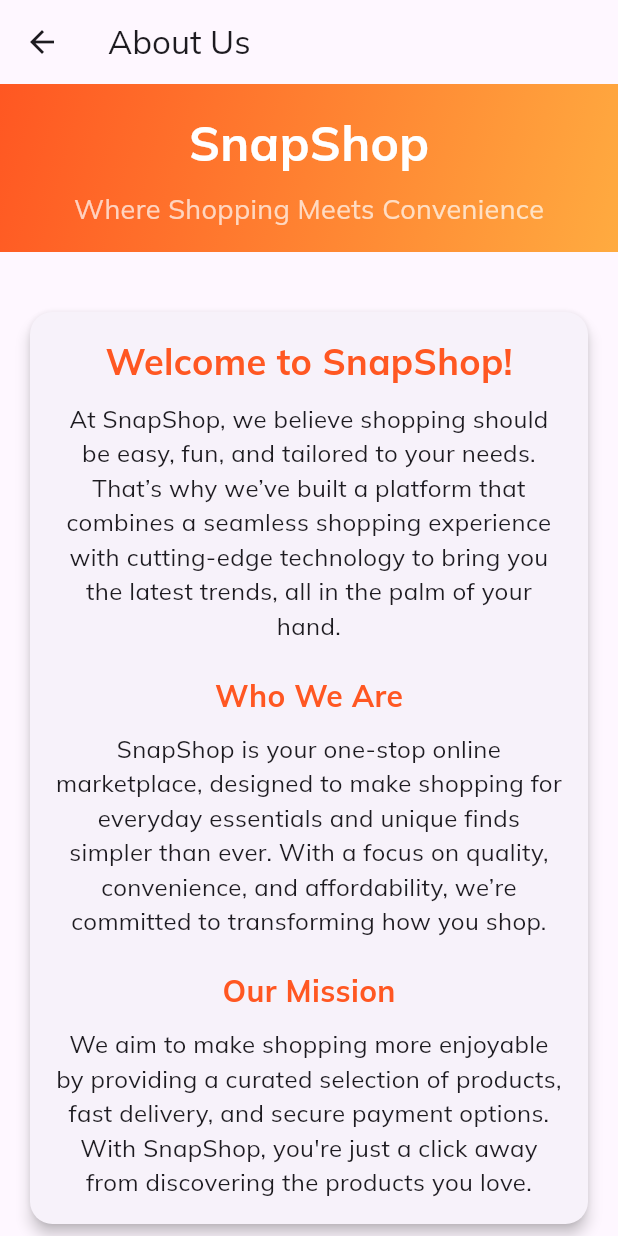
After one commit to ACICT-DEPI/CAI1_AIS5_S8e-E-commerce-App, a Flutter app: the AboutUs screen opened directly, on a phone screen of 412 x 824 dp. The commit adds this screen. Run offline on Flutter 3.47's test engine with Material 3 defaults, Android fonts, the phone set to English and light mode, and no system bars; our stand-ins replace animated_splash_screen, awesome_dialog, firebase_auth, firebase_core, get, google_fonts and 5 more; accounts and stored records are empty.

Commit message:
about us screen

```diff
--- /dev/null
+++ b/lib/screens/Drawer/aboutus.dart
@@ -0,0 +1,172 @@
+import 'package:e_commerce/screens/bottom_nav_bar.dart';
+import 'package:e_commerce/screens/constans.dart';
+import 'package:flutter/material.dart';
+
+class AboutUs extends StatelessWidget {
+  @override
+  Widget build(BuildContext context) {
+    return Scaffold(
+      appBar: AppBar(
+        title: Text('About Us'),
+      ),
+      body: SingleChildScrollView(
+        child: Column(
+          crossAxisAlignment: CrossAxisAlignment.center,
+          children: <Widget>[
+            // Header Section
+            Container(
+              width: double.infinity,
+              padding: EdgeInsets.all(16.0),
+              decoration: BoxDecoration(
+                gradient: LinearGradient(
+                  colors: [Colors.deepOrange, Colors.orangeAccent],
+                  begin: Alignment.topLeft,
+                  end: Alignment.bottomRight,
+                ),
+              ),
+              child: Column(
+                children: [
+                  Text(
+                    'SnapShop',
+                    style: TextStyle(
+                      color: Colors.white,
+                      fontSize: 32,
+                      fontWeight: FontWeight.bold,
+                    ),
+                  ),
+                  SizedBox(height: 8),
+                  Text(
+                    'Where Shopping Meets Convenience',
+                    style: TextStyle(
+                      color: Colors.white70,
+                      fontSize: 18,
+                    ),
+                  ),
+                ],
+              ),
+            ),
+            SizedBox(height: 20),
+
+            // About Us Text Section
+            Padding(
+              padding: const EdgeInsets.all(16.0),
+              child: Card(
+                elevation: 4,
+                shape: RoundedRectangleBorder(
+                  borderRadius: BorderRadius.circular(15),
+                ),
+                child: Padding(
+                  padding: const EdgeInsets.all(16.0),
+                  child: Column(
+                    crossAxisAlignment: CrossAxisAlignment.center,
+                    children: [
+                      Text(
+                        'Welcome to SnapShop!',
+                        style: TextStyle(
+                          fontSize: 24,
+                          fontWeight: FontWeight.bold,
+                          color: Colors.deepOrange,
+                        ),
+                      ),
+                      SizedBox(height: 10),
+                      Text(
+                        'At SnapShop, we believe shopping should be easy, fun, and tailored to your needs. That’s why we’ve built a platform that combines a seamless shopping experience with cutting-edge technology to bring you the latest trends, all in the palm of your hand.',
+                        style: TextStyle(fontSize: 16),
+                        textAlign: TextAlign.center,
+                      ),
+                      SizedBox(height: 20),
+                      Text(
+                        'Who We Are',
+                        style: TextStyle(
+                          fontSize: 20,
+                          fontWeight: FontWeight.bold,
+                          color: Colors.deepOrange,
+                        ),
+                      ),
+                      SizedBox(height: 10),
+                      Text(
+                        'SnapShop is your one-stop online marketplace, designed to make shopping for everyday essentials and unique finds simpler than ever. With a focus on quality, convenience, and affordability, we’re committed to transforming how you shop.',
+                        style: TextStyle(fontSize: 16),
+                        textAlign: TextAlign.center,
+                      ),
+                      SizedBox(height: 20),
+                      Text(
+                        'Our Mission',
+                        style: TextStyle(
+                          fontSize: 20,
+                          fontWeight: FontWeight.bold,
+                          color: Colors.deepOrange,
+                        ),
+                      ),
+                      SizedBox(height: 10),
+                      Text(
+                        'We aim to make shopping more enjoyable by providing a curated selection of products, fast delivery, and secure payment options. With SnapShop, you\'re just a click away from discovering the products you love.',
+                        style: TextStyle(fontSize: 16),
+                        textAlign: TextAlign.center,
+                      ),
+                    ],
+                  ),
+                ),
+              ),
+            ),
+            SizedBox(height: 20),
+
+            // Key Features Section (Optional)
+            Padding(
+              padding: const EdgeInsets.symmetric(horizontal: 16.0),
+              child: Row(
+                mainAxisAlignment: MainAxisAlignment.spaceEvenly,
+                children: [
+                  _buildFeature(Icons.check_circle, 'Curated Collections'),
+                  _buildFeature(Icons.local_shipping, 'Fast Shipping'),
+                  _buildFeature(Icons.security, 'Secure Payments'),
+                ],
+              ),
+            ),
+            SizedBox(height: 40),
+
+            // Call to Action Button
+            ElevatedButton(
+              onPressed: () {
+                Navigator.pushReplacement(context, MaterialPageRoute(
+                  builder: (context) {
+                    return BottomNavBar();
+                  },
+                ));
+              },
+              style: ElevatedButton.styleFrom(
+                padding: EdgeInsets.symmetric(horizontal: 40, vertical: 15),
+                backgroundColor: Colors.deepOrange,
+                shape: RoundedRectangleBorder(
+                  borderRadius: BorderRadius.circular(30),
+                ),
+              ),
+              child: Text(
+                'Explore Our Products',
+                style: TextStyle(fontSize: 18, color: Colors.white),
+              ),
+            ),
+            SizedBox(height: 30),
+
+            SizedBox(height: 20),
+          ],
+        ),
+      ),
+    );
+  }
+
+  // Helper method to build feature icons and text
+  Widget _buildFeature(IconData icon, String label) {
+    return Column(
+      children: [
+        Icon(icon, color: kprimaryColor, size: 40),
+        SizedBox(height: 8),
+        Text(
+          label,
+          style: TextStyle(fontSize: 14, fontWeight: FontWeight.bold),
+          textAlign: TextAlign.center,
+        ),
+      ],
+    );
+  }
+}
--- a/lib/screens/Drawer/home_drawer.dart
+++ b/lib/screens/Drawer/home_drawer.dart
@@ -1,4 +1,5 @@
 
+import 'package:e_commerce/screens/Drawer/aboutus.dart';
 import 'package:e_commerce/screens/FirestScreen/signin.dart';
 import 'package:e_commerce/screens/bottom_nav_bar.dart';
 import 'package:e_commerce/screens/constans.dart';
@@ -26,13 +27,13 @@
             child: Center(
               child: Text(
                 'Welcome ,sir',
-                style: TextStyle(color: kprimaryColor),
+                style: TextStyle(color: Colors.white),
               ),
             ),
           ),
           ListTile(
             leading: const Icon(
-              Icons.home,
+              Icons.home_outlined,
               color: kprimaryColor,
             ),
             title: const Text(
@@ -56,6 +57,20 @@
             onTap: () {
               Navigator.push(
                   context, MaterialPageRoute(builder: (context) => const ViewedProductsScreen()));
+            },
+          ),
+           ListTile(
+            leading: const Icon(
+              Icons.info_outline,
+              color: kprimaryColor,
+            ),
+            title: const Text(
+              'About us',
+
+            ),
+            onTap: () {
+              Navigator.push(
+                  context, MaterialPageRoute(builder: (context) =>  AboutUs()));
             },
           ),
 
```
